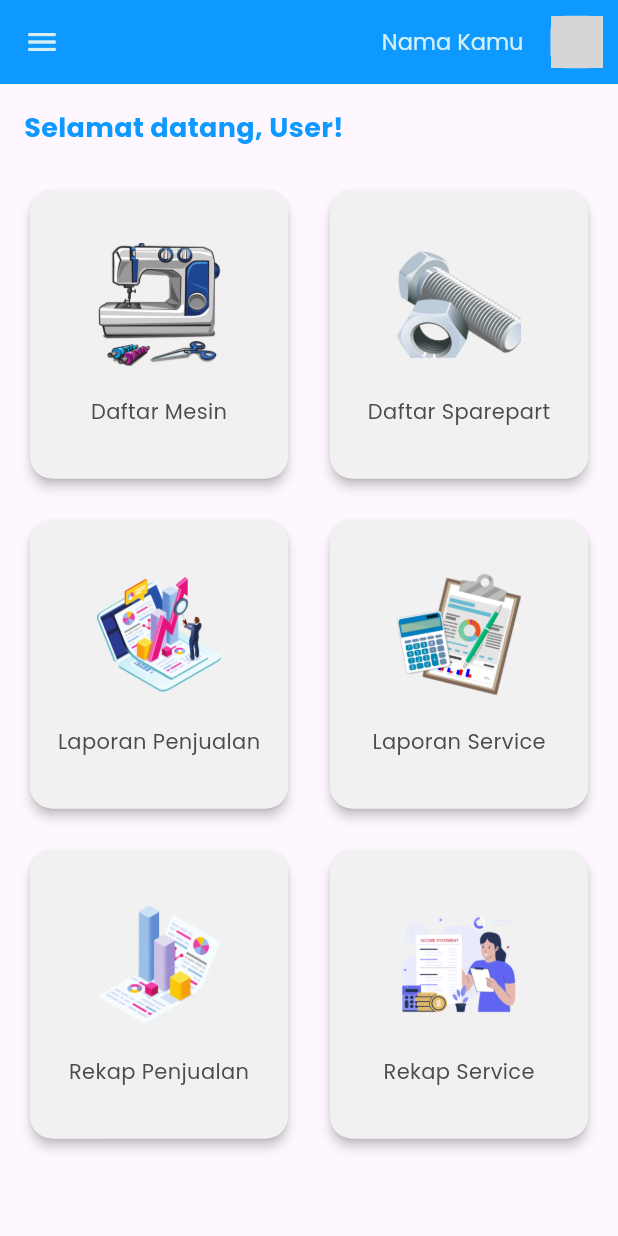
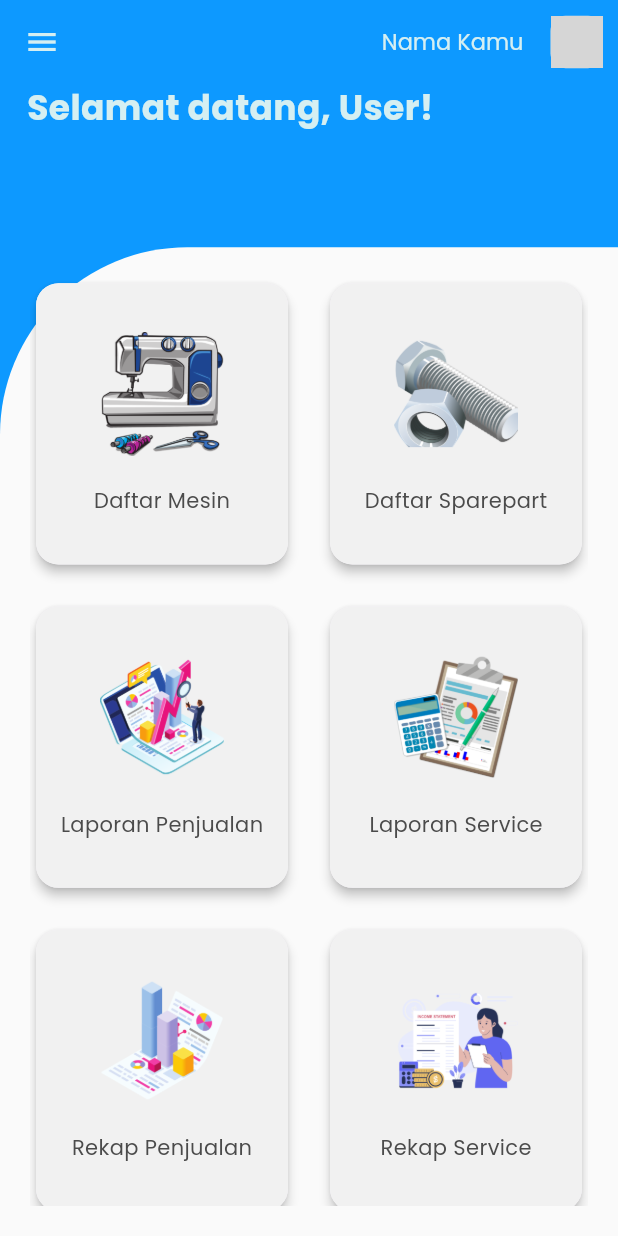
Before and after one commit to FardanAthilla/Project_TA, a Flutter app: the screen it shows after launch, on a phone screen of 412 x 824 dp. Run offline on Flutter 3.47's test engine with Material 3 defaults, Android fonts, the phone set to English and light mode, and no system bars; our stand-ins replace flutter_svg, get, google_fonts; grey boxes are pictures that could not be loaded.

Commit message:
feat: [AS]

```diff
--- a/lib/Page/home_page/homepage.dart
+++ b/lib/Page/home_page/homepage.dart
@@ -43,25 +43,44 @@ class HomePage extends StatelessWidget {
     ];
 
 return Scaffold(
-      body: SafeArea(
-        child: SingleChildScrollView(
-          child: Padding(
-            padding: const EdgeInsets.all(16.0),
+  body: Stack(
+    children: [
+      Positioned.fill(
+        child: Container(
+          color: Warna.main,
+          padding: const EdgeInsets.only(left: 18),
           child: Column(
             crossAxisAlignment: CrossAxisAlignment.start,
             children: [
               Text(
-                  "Selamat datang, User!",
+                'Selamat datang, User!',
                 style: TextStyle(
-                    fontSize: 18,
+                  fontSize: 23,
                   fontWeight: FontWeight.bold,
-                    color: Warna.main,
+                  color: Warna.white,
                 ),
               ),
-                SizedBox(
-                  height: 25,
+              Spacer(),
+            ],
           ),
-                GridView.count(
+        ),
+      ),
+      Positioned(
+        bottom: 0,
+        left: 0,
+        right: 0,
+        child: Container(
+          decoration: BoxDecoration(
+            color: Warna.background,
+            borderRadius: BorderRadius.only(
+              topLeft: Radius.circular(125.0),
+              topRight: Radius.zero,
+            ),
+          ),
+          height: MediaQuery.of(context).size.height / 1.25,
+          padding: const EdgeInsets.all(20),
+          child: Center(
+            child: GridView.count(
               shrinkWrap: true,
               crossAxisCount: 2,
               childAspectRatio: 0.90,
@@ -72,14 +91,16 @@ class HomePage extends StatelessWidget {
                 (index) => GestureDetector(
                   onTap: onTapActions[index],
                   child: Card(
-                        elevation: 3, // Bayangan card
+                    elevation: 3, // Menambahkan elevasi
                     shape: RoundedRectangleBorder(
                       borderRadius: BorderRadius.circular(15.0),
                     ),
                     child: Container(
                       decoration: BoxDecoration(
                         color: Warna.card,
-                            borderRadius: BorderRadius.circular(15.0),
+                        borderRadius: BorderRadius.circular(
+                          15.0,
+                        ),
                       ),
                       child: Center(
                         child: Column(
@@ -106,11 +127,14 @@ class HomePage extends StatelessWidget {
                 ),
               ),
             ),
-              ],
           ),
         ),
       ),
+    ],
   ),
 );
+
+
+
   }
 }
```
Lines whose indentation alone changed are shown as unchanged.
